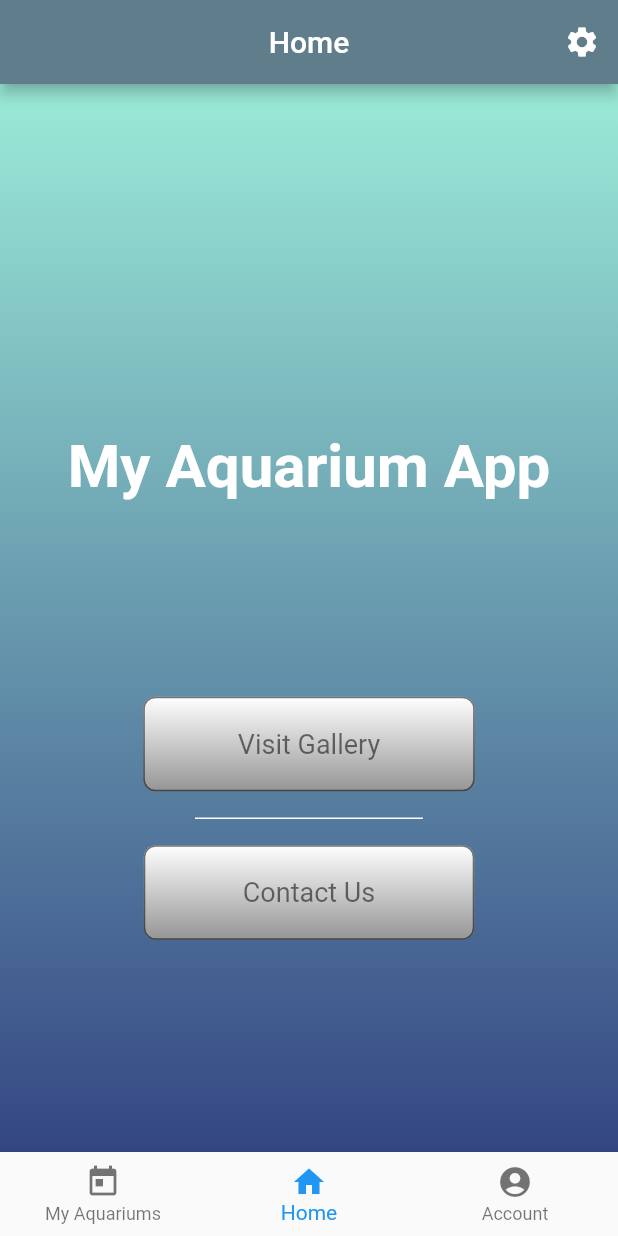
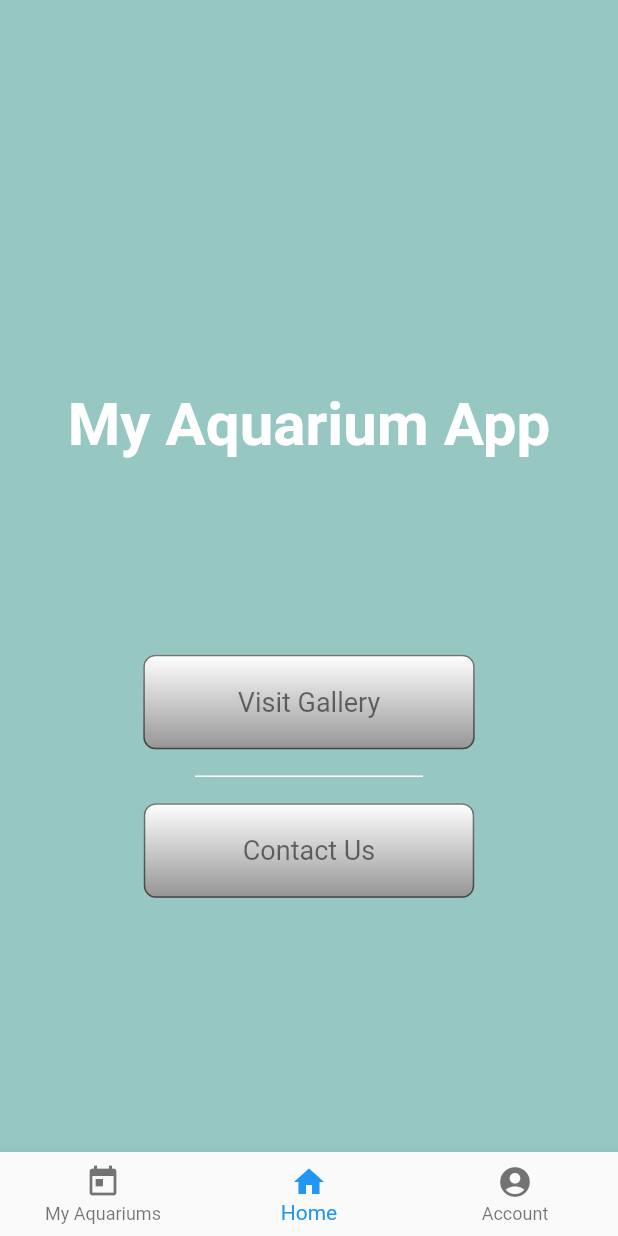
Before and after one commit to Lamamaster123/AquariumApp, a Flutter app: the screen it shows after launch, on a phone screen of 412 x 824 dp. Run offline on Flutter 3.47's test engine with Material 2 defaults, Android fonts, the phone set to English and light mode, and no system bars; our stand-ins replace cloud_firestore, firebase_core; accounts and stored records are empty.

Commit message:
Minor tweaks to theme color and home page

```diff
--- a/lib/ui/AquariumPages/editTank/issuesAndWarningsPage.dart
+++ b/lib/ui/AquariumPages/editTank/issuesAndWarningsPage.dart
@@ -68,7 +68,7 @@ class _IssuesAndWarningsPageState extends State<IssuesAndWarningsPage> {
                 children:<Widget> [
                   Positioned(
                     child: Card(
-                      margin: EdgeInsets.only(left: 20),
+                      //margin: EdgeInsets.only(left: 20),
                       elevation: 4.5,
                       color: Colors.white,
                       child: ListTile(
--- a/lib/ui/homePage.dart
+++ b/lib/ui/homePage.dart
@@ -11,25 +11,17 @@ class HomePage extends StatelessWidget {
   @override
   Widget build(BuildContext context) {
     return Scaffold(
-        appBar: AppBar(
-          title: Text('Home'),
-          centerTitle: true,
-          backgroundColor: Colors.blueGrey,
-          actions: <Widget>[
-            IconButton(
-                icon: Icon(Icons.settings),
-                onPressed: () => _tapAccount())
-          ],
-        ),
+        backgroundColor: Color(0xFF96C7C2),
+
 
         body: Container(
           alignment: Alignment.center,
-          decoration: BoxDecoration(
-            gradient: LinearGradient(
-                begin: Alignment.topCenter,
-                end: Alignment.bottomCenter,
-                colors: [Color(0xFF9BEBD8), Color(0xFF344683)]),
-          ),
+          //decoration: BoxDecoration(
+          //  gradient: LinearGradient(
+          //      begin: Alignment.topCenter,
+          //      end: Alignment.bottomCenter,
+          //      colors: [Color(0xFF9BEBD8), Color(0xFF344683)]),
+          //),
 
           child: Column(
             mainAxisAlignment: MainAxisAlignment.center,
```
